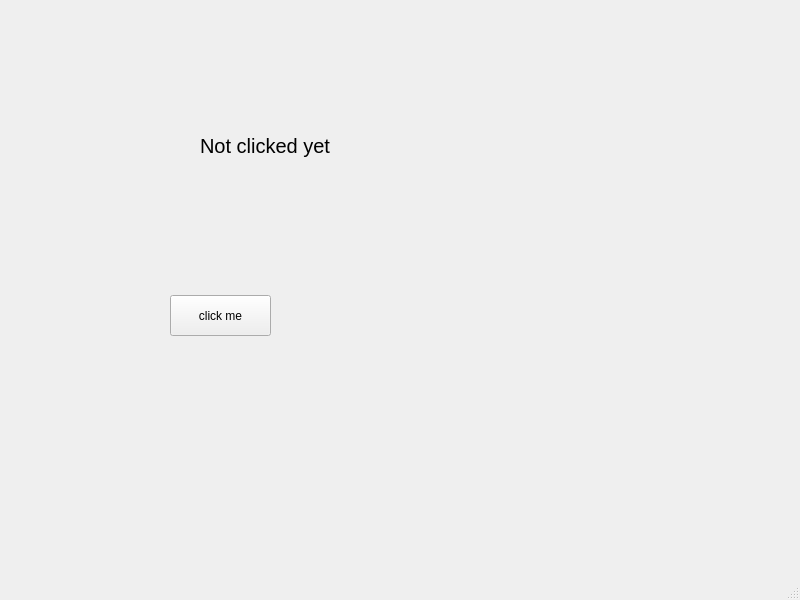
Qt form Main/MainUI.ui (Cheetosticksareawesome/Monopoly-QT-UI) before a commit.
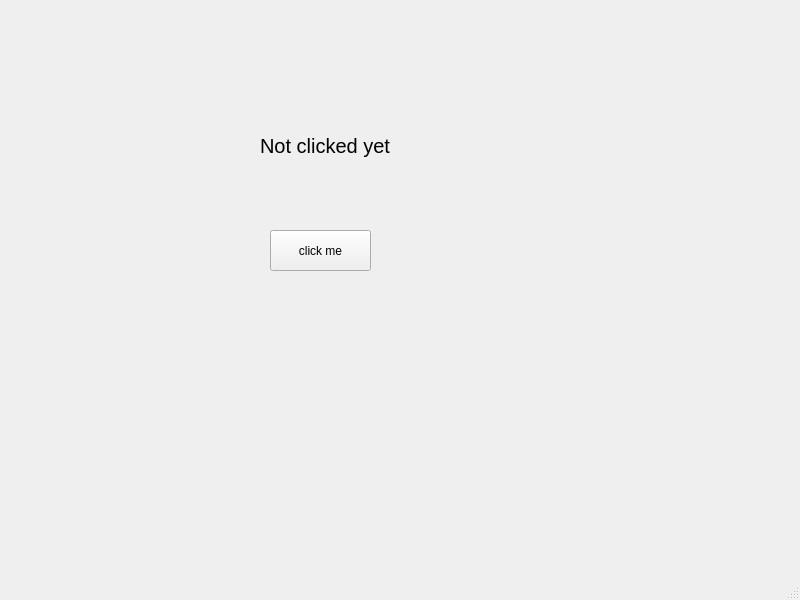
The same form after that commit.

Diff of the .ui file:
```diff
--- a/Main/MainUI.ui
+++ b/Main/MainUI.ui
@@ -17,8 +17,8 @@
    <widget class="QPushButton" name="pushButton">
     <property name="geometry">
      <rect>
-      <x>170</x>
-      <y>295</y>
+      <x>270</x>
+      <y>230</y>
       <width>101</width>
       <height>41</height>
      </rect>
@@ -30,7 +30,7 @@
    <widget class="QLabel" name="label">
     <property name="geometry">
      <rect>
-      <x>200</x>
+      <x>260</x>
       <y>110</y>
       <width>131</width>
       <height>71</height>
```
